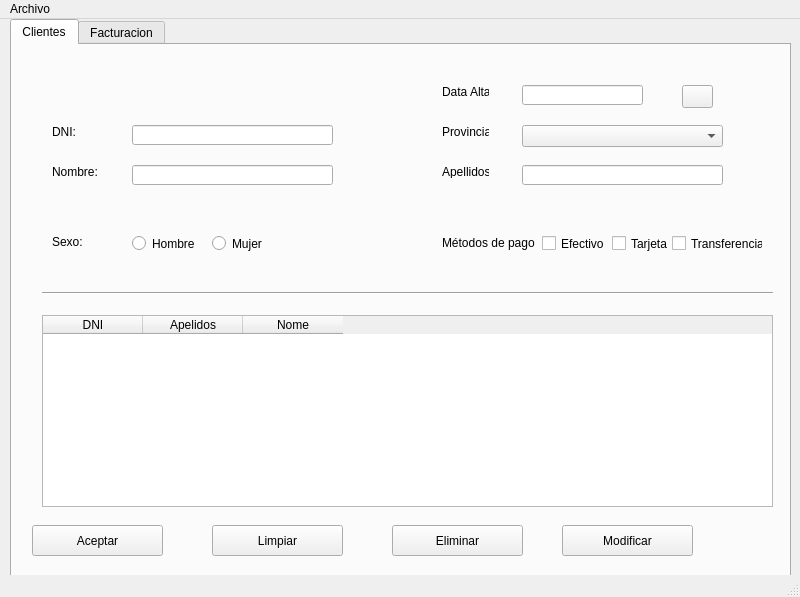
Above: templates/window.ui from antonTeis2025/DesarrolloDeInterfacesTema1 before the change. Below: the same form after it.
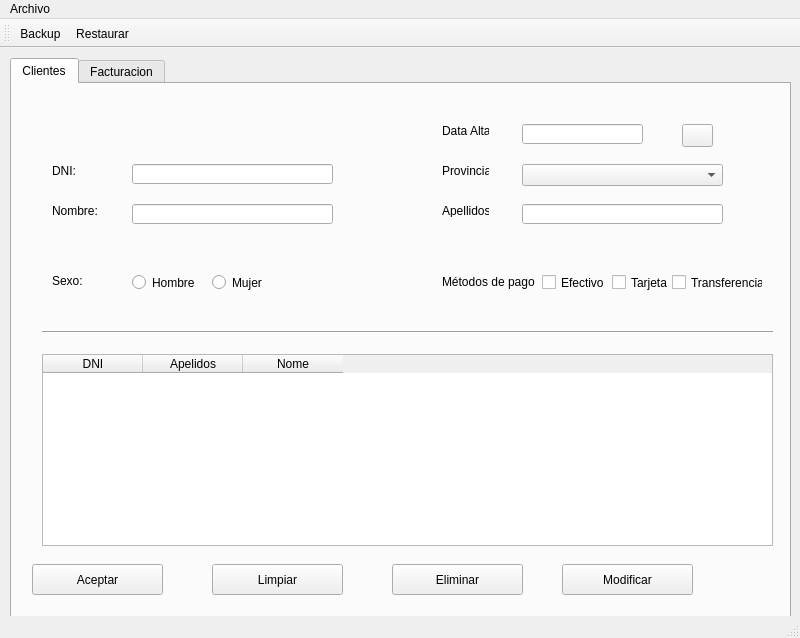
That is the form after the change. Icons and pictures are not drawn.

Commit message: backups y toolbar

The edit to the form file:
```diff
--- a/templates/window.ui
+++ b/templates/window.ui
@@ -7,7 +7,7 @@
     <x>0</x>
     <y>0</y>
     <width>800</width>
-    <height>597</height>
+    <height>638</height>
    </rect>
   </property>
   <property name="windowTitle">
@@ -18,9 +18,9 @@
     <property name="geometry">
      <rect>
       <x>10</x>
-      <y>0</y>
+      <y>10</y>
       <width>781</width>
-      <height>571</height>
+      <height>561</height>
      </rect>
     </property>
     <property name="currentIndex">
@@ -378,11 +378,34 @@
    <addaction name="menuArchilo"/>
   </widget>
   <widget class="QStatusBar" name="statusbar"/>
+  <widget class="QToolBar" name="toolBar">
+   <property name="windowTitle">
+    <string>toolBar</string>
+   </property>
+   <attribute name="toolBarArea">
+    <enum>TopToolBarArea</enum>
+   </attribute>
+   <attribute name="toolBarBreak">
+    <bool>false</bool>
+   </attribute>
+   <addaction name="actionBackup"/>
+   <addaction name="actionRestaurar"/>
+  </widget>
   <action name="actionSalir">
    <property name="text">
     <string>Salir</string>
    </property>
   </action>
+  <action name="actionBackup">
+   <property name="text">
+    <string>Backup</string>
+   </property>
+  </action>
+  <action name="actionRestaurar">
+   <property name="text">
+    <string>Restaurar</string>
+   </property>
+  </action>
  </widget>
  <resources/>
  <connections/>
```
The commit also changes 17 other files.
